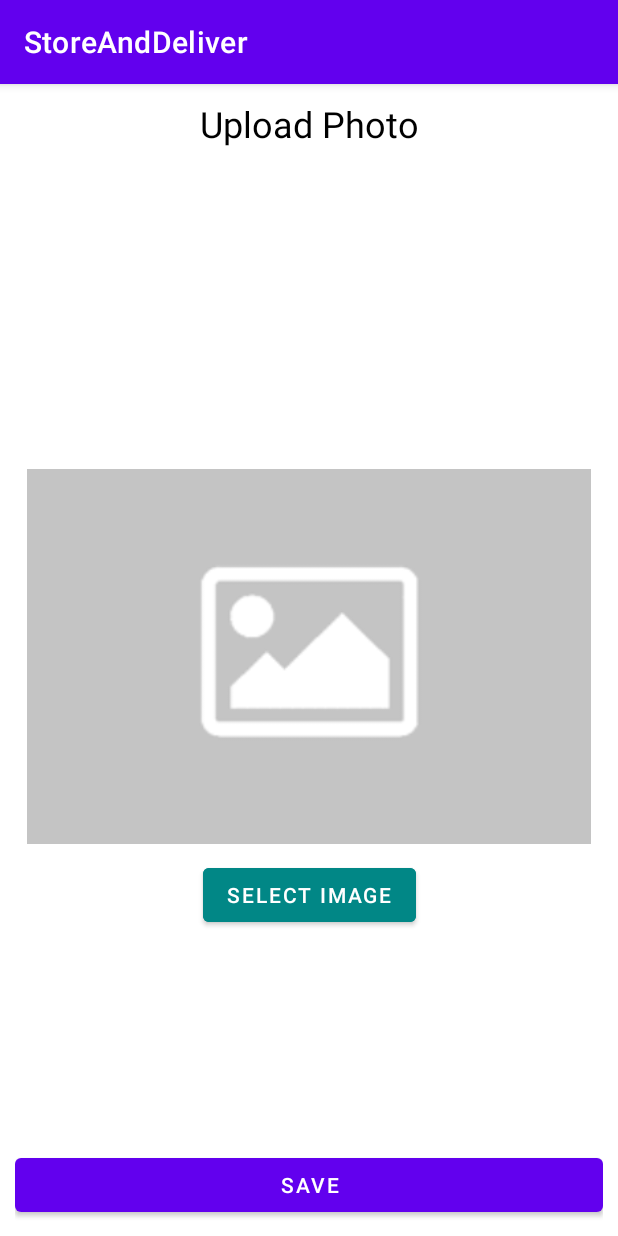
After one commit to DimaMykhnevych/StoreAndDeliver.Mobile, an Android app: the UploadPhotoActivity screen opened directly, with no data from a screen before it, on a phone screen of 412 x 824 dp. The commit adds this screen. Run offline under Robolectric (Android 15) with nearby library versions, the phone set to English and light mode, and no system bars; pictures from the network do not load; 1 statement that could not run was skipped.

Commit message:
Added ability to upload photos

```diff
--- /dev/null
+++ b/app/src/main/java/com/example/storeanddeliver/UploadPhotoActivity.kt
@@ -0,0 +1,84 @@
+package com.example.storeanddeliver;
+
+import android.Manifest
+import android.content.Intent
+import android.net.Uri
+import androidx.appcompat.app.AppCompatActivity;
+
+import android.os.Bundle;
+import android.provider.MediaStore
+import com.example.storeanddeliver.constants.Constants
+import com.example.storeanddeliver.databinding.ActivityUploadPhotoBinding
+import com.example.storeanddeliver.services.CargoRequestService
+import androidx.core.app.ActivityCompat
+
+import android.content.pm.PackageManager
+
+import android.app.Activity
+
+
+class UploadPhotoActivity : AppCompatActivity() {
+    private lateinit var cargoRequestId: String
+    private lateinit var binding: ActivityUploadPhotoBinding;
+    private val selectImageRequestCode: Int = 100;
+    private var cargoRequestService = CargoRequestService()
+    private var imagePath: Uri? = null
+    private val REQUEST_EXTERNAL_STORAGE = 1
+    private val PERMISSIONS_STORAGE = arrayOf(
+        Manifest.permission.READ_EXTERNAL_STORAGE,
+        Manifest.permission.WRITE_EXTERNAL_STORAGE
+    )
+
+    override fun onCreate(savedInstanceState: Bundle?) {
+        super.onCreate(savedInstanceState)
+        cargoRequestId = intent.getStringExtra(Constants.cargoRequestIdKey)!!
+        binding = ActivityUploadPhotoBinding.inflate(layoutInflater)
+        setContentView(binding.root)
+
+        binding.selectImageBtn.setOnClickListener { onSelectImageBtnClick() }
+        binding.savePhotoBtn.setOnClickListener { onSavePhotoBtnClick() }
+    }
+
+    private fun onSelectImageBtnClick() {
+        val gallery = Intent(Intent.ACTION_PICK, MediaStore.Images.Media.INTERNAL_CONTENT_URI)
+        startActivityForResult(gallery, selectImageRequestCode)
+    }
+
+    private fun onSavePhotoBtnClick() {
+        if (imagePath == null) {
+            return
+        }
+
+        verifyStoragePermissions(this)
+        imagePath?.let { cargoRequestService.uploadFile(it, cargoRequestId, this, onPhotoUploaded) }
+    }
+
+    private val onPhotoUploaded: () -> Unit = {
+        val intent = Intent(this@UploadPhotoActivity, HomeActivity::class.java)
+        startActivity(intent)
+    }
+
+    override fun onActivityResult(requestCode: Int, resultCode: Int, data: Intent?) {
+        super.onActivityResult(requestCode, resultCode, data)
+        if (resultCode == RESULT_OK && requestCode == selectImageRequestCode) {
+            imagePath = data?.data
+            binding.imageViewForm.setImageURI(imagePath)
+        }
+    }
+
+    private fun verifyStoragePermissions(activity: Activity?) {
+        // Check if we have write permission
+        val permission = ActivityCompat.checkSelfPermission(
+            activity!!,
+            Manifest.permission.WRITE_EXTERNAL_STORAGE
+        )
+        if (permission != PackageManager.PERMISSION_GRANTED) {
+            // We don't have permission so prompt the user
+            ActivityCompat.requestPermissions(
+                activity,
+                PERMISSIONS_STORAGE,
+                REQUEST_EXTERNAL_STORAGE
+            )
+        }
+    }
+}
--- a/app/src/main/java/com/example/storeanddeliver/fragments/RequestsFragment.kt
+++ b/app/src/main/java/com/example/storeanddeliver/fragments/RequestsFragment.kt
@@ -142,7 +142,7 @@ class Requests : Fragment(), AdapterView.OnItemSelectedListener {
         requestsView.apply {
             layoutManager = LinearLayoutManager(activity)
             adapter =
-                RequestsAdapter(requests, context, fragmentManager!!, activity!!, null)
+                RequestsAdapter(requests, context, fragmentManager!!, activity!!, null, null)
         }
     }
 
--- /dev/null
+++ b/app/src/main/res/drawable/ic_baseline_add_a_photo_24.xml
@@ -0,0 +1,5 @@
+<vector android:height="24dp" android:tint="#AC5BE9"
+    android:viewportHeight="24" android:viewportWidth="24"
+    android:width="24dp" xmlns:android="http://schemas.android.com/apk/res/android">
+    <path android:fillColor="@android:color/white" android:pathData="M3,4V1h2v3h3v2H5v3H3V6H0V4H3zM6,10V7h3V4h7l1.83,2H21c1.1,0 2,0.9 2,2v12c0,1.1 -0.9,2 -2,2H5c-1.1,0 -2,-0.9 -2,-2V10H6zM13,19c2.76,0 5,-2.24 5,-5s-2.24,-5 -5,-5s-5,2.24 -5,5S10.24,19 13,19zM9.8,14c0,1.77 1.43,3.2 3.2,3.2s3.2,-1.43 3.2,-3.2s-1.43,-3.2 -3.2,-3.2S9.8,12.23 9.8,14z"/>
+</vector>
--- /dev/null
+++ b/app/src/main/res/layout/activity_upload_photo.xml
@@ -0,0 +1,53 @@
+<?xml version="1.0" encoding="utf-8"?>
+<androidx.constraintlayout.widget.ConstraintLayout xmlns:android="http://schemas.android.com/apk/res/android"
+    xmlns:app="http://schemas.android.com/apk/res-auto"
+    xmlns:tools="http://schemas.android.com/tools"
+    android:layout_width="match_parent"
+    android:layout_height="match_parent"
+    android:padding="10dp"
+    tools:context=".UploadPhotoActivity">
+
+    <TextView
+        android:id="@+id/upload_photo_tw"
+        android:layout_width="match_parent"
+        android:layout_height="wrap_content"
+        app:layout_constraintTop_toTopOf="parent"
+        app:layout_constraintLeft_toLeftOf="parent"
+        android:text="@string/upload_photo"
+        android:textColor="@color/black"
+        android:textSize="24sp"
+        android:textAlignment="center" />
+
+    <ImageView
+        android:id="@+id/image_view_form"
+        android:layout_width="fill_parent"
+        android:layout_height="250dp"
+        android:layout_marginTop="10dp"
+        android:adjustViewBounds="true"
+        app:layout_constraintTop_toBottomOf="@id/upload_photo_tw"
+        app:layout_constraintBottom_toTopOf="@id/save_photo_btn"
+        app:layout_constraintLeft_toLeftOf="parent"
+        app:layout_constraintRight_toRightOf="parent"
+        app:srcCompat="@drawable/image_placeholder" />
+
+    <Button
+        android:id="@+id/select_image_btn"
+        android:layout_width="wrap_content"
+        android:layout_height="wrap_content"
+        android:layout_marginTop="10dp"
+        android:backgroundTint="@color/teal_700"
+        android:text="@string/select_image"
+        app:layout_constraintLeft_toLeftOf="parent"
+        app:layout_constraintRight_toRightOf="parent"
+        app:layout_constraintTop_toBottomOf="@id/image_view_form"/>
+
+    <Button
+        android:id="@+id/save_photo_btn"
+        android:layout_width="match_parent"
+        android:layout_height="wrap_content"
+        android:text="@string/save"
+        app:layout_constraintBottom_toBottomOf="parent"
+        app:layout_constraintLeft_toLeftOf="parent"
+        app:layout_constraintRight_toRightOf="parent" />
+
+</androidx.constraintlayout.widget.ConstraintLayout>
--- a/app/src/main/res/values/strings.xml
+++ b/app/src/main/res/values/strings.xml
@@ -141,4 +141,13 @@
     <string name="delete">Delete</string>
     <string name="confirm_deletion">Are you sure you want to delete %1$s?</string>
     <string name="log_out">Log Out</string>
+
+    <!-- UPLOAD PHOTO -->
+    <string name="select_image">Select Image</string>
+    <string name="save">Save</string>
+    <string name="upload_photo">Upload Photo</string>
+    <string name="upload_success">File uploaded successfully</string>
+    <string name="upload_failed">File uploading failed</string>
+    <string name="uploading_file">Uploading file…</string>
+    <!-- UPLOAD PHOTO -->
 </resources>
```
Also changed, not shown: app/src/main/AndroidManifest.xml (+9 -4 lines), app/src/main/java/com/example/storeanddeliver/HomeActivity.kt (+8 -1 lines), app/src/main/java/com/example/storeanddeliver/fragments/CarrierRequestsFragment.kt (+10 -2 lines), app/src/main/java/com/example/storeanddeliver/helpers/URIPathHelper.kt (added, +83 -0 lines), app/src/main/java/com/example/storeanddeliver/listAdapters/CarrierRequestsAdapter.kt (+6 -4 lines), app/src/main/java/com/example/storeanddeliver/listAdapters/RequestsAdapter.kt (+10 -1 lines), app/src/main/java/com/example/storeanddeliver/services/CargoRequestService.kt (+124 -0 lines), app/src/main/res/layout/cargo_request_row.xml (+11 -1 lines), app/src/main/res/drawable/image_placeholder.png (added), 3 other files.
